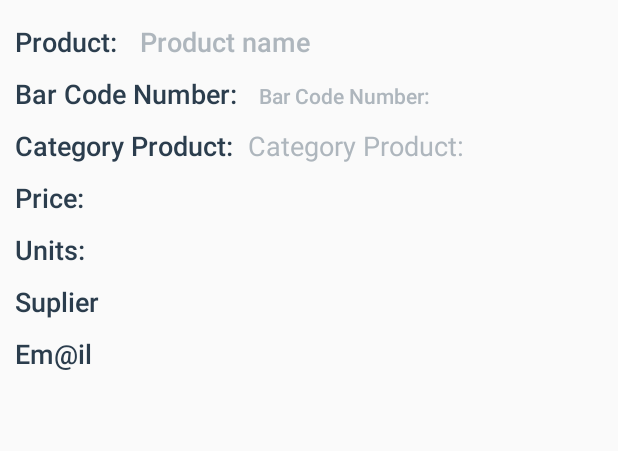
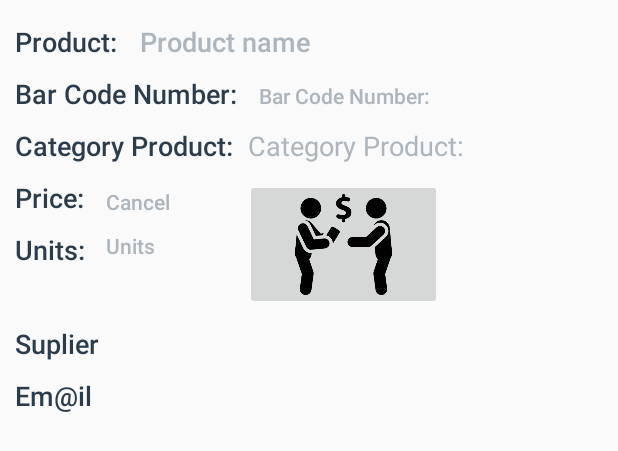
Before and after one commit to maxraf80/InventortyApp, an Android app: the layout list_item.xml on its own in the app's theme, with its tools: preview values and no code run, on a phone screen of 412 x 824 dp. Shown: the top 451 px of the screen. Run offline under Robolectric (Android 15) with nearby library versions, the phone set to English and light mode, and no system bars.

Commit message:
Tuesday 13:40

```diff
--- a/app/src/main/res/layout/list_item.xml
+++ b/app/src/main/res/layout/list_item.xml
@@ -1,11 +1,16 @@
 <?xml version="1.0" encoding="utf-8"?>
-<LinearLayout xmlns:android="http://schemas.android.com/apk/res/android"
+<LinearLayout
+    xmlns:android="http://schemas.android.com/apk/res/android"
     android:layout_width="match_parent"
     android:layout_height="match_parent"
     android:orientation="vertical"
     android:paddingLeft="10dp"
     android:paddingTop="15dp">
 
+    <LinearLayout
+        android:layout_width="match_parent"
+        android:layout_height="wrap_content"
+        android:orientation="vertical">
     <LinearLayout
         android:layout_width="match_parent"
         android:layout_height="wrap_content"
@@ -20,7 +25,7 @@
             android:textColor="#2B3D4D" />
 
         <TextView
-            android:id="@+id/name"
+            android:id="@+id/name_cursor"
             android:layout_width="wrap_content"
             android:layout_height="wrap_content"
             android:layout_marginLeft="15dp"
@@ -46,7 +51,7 @@
             android:textColor="#2B3D4D" />
 
         <TextView
-            android:id="@+id/reference"
+            android:id="@+id/reference_cursor"
             android:layout_width="wrap_content"
             android:layout_height="wrap_content"
             android:layout_marginLeft="10dp"
@@ -71,7 +76,7 @@
             android:textColor="#2B3D4D" />
 
         <TextView
-            android:id="@+id/category"
+            android:id="@+id/category_cursor"
             android:layout_width="wrap_content"
             android:layout_height="wrap_content"
             android:layout_marginLeft="10dp"
@@ -88,6 +93,11 @@
         android:layout_marginTop="10dp"
         android:orientation="horizontal">
 
+        <LinearLayout
+            android:layout_width="wrap_content"
+            android:layout_height="wrap_content"
+            android:orientation="vertical">
+
             <TextView
                 android:layout_width="wrap_content"
                 android:layout_height="wrap_content"
@@ -97,40 +107,57 @@
                 android:textColor="#2B3D4D" />
 
             <TextView
-            android:id="@+id/price"
+                android:layout_width="wrap_content"
+                android:layout_height="wrap_content"
+                android:fontFamily="sans-serif-medium"
+                android:text="@string/category_Units"
+                android:layout_marginTop="10dp"
+                android:textAppearance="?android:textAppearanceMedium"
+                android:textColor="#2B3D4D" />
+        </LinearLayout>
+
+        <LinearLayout
+            android:layout_width="wrap_content"
+            android:layout_height="match_parent"
+            android:layout_marginTop="5dp"
+            android:orientation="vertical">
+
+
+        <TextView
+            android:id="@+id/price_cursor"
             android:layout_width="wrap_content"
             android:layout_height="wrap_content"
             android:layout_marginLeft="10dp"
+            android:text="@string/cancel"
+            android:fontFamily="sans-serif-medium"
+            android:textAppearance="?android:textAppearanceSmall"
+            android:textColor="#AEB6BD" />
+
+        <TextView
+            android:id="@+id/units_cursor"
+            android:layout_width="wrap_content"
+            android:layout_height="wrap_content"
+            android:layout_marginLeft="10dp"
+            android:layout_marginTop="10dp"
+            android:text="@string/product_Units"
             android:fontFamily="sans-serif-medium"
             android:textAppearance="?android:textAppearanceSmall"
             android:textColor="#AEB6BD" />
 
         </LinearLayout>
 
+        <ImageButton
+            android:id="@+id/track_sale"
+            android:layout_width="131dp"
+            android:layout_marginLeft="50dp"
+            android:layout_height="87dp"
+            android:scaleType="centerInside"
+            android:src="@drawable/people_trading"
+            android:focusable="false"/>
 
-    <LinearLayout
-        android:layout_width="match_parent"
-        android:layout_height="wrap_content"
-        android:layout_marginTop="10dp"
-        android:orientation="horizontal">
+    </LinearLayout>
 
-        <TextView
-            android:layout_width="wrap_content"
-            android:layout_height="wrap_content"
-            android:fontFamily="sans-serif-medium"
-            android:text="@string/category_Units"
-            android:textAppearance="?android:textAppearanceMedium"
-            android:textColor="#2B3D4D" />
 
-        <TextView
-            android:id="@+id/units"
-            android:layout_width="wrap_content"
-            android:layout_height="wrap_content"
-            android:layout_marginLeft="10dp"
-            android:fontFamily="sans-serif-medium"
-            android:textAppearance="?android:textAppearanceSmall"
-            android:textColor="#AEB6BD" />
-    </LinearLayout>
 
     <LinearLayout
         android:layout_width="match_parent"
@@ -147,7 +174,7 @@
             android:textColor="#2B3D4D" />
 
         <TextView
-            android:id="@+id/suplier"
+            android:id="@+id/suplier_cursor"
             android:layout_width="wrap_content"
             android:layout_height="wrap_content"
             android:layout_marginLeft="10dp"
@@ -172,7 +199,7 @@
             android:textColor="#2B3D4D" />
 
         <TextView
-            android:id="@+id/email"
+            android:id="@+id/email_cursor"
             android:layout_width="wrap_content"
             android:layout_height="wrap_content"
             android:layout_marginLeft="10dp"
@@ -183,5 +210,5 @@
 
 
 
-
     </LinearLayout>
+</LinearLayout>
```
Also changed, not shown: app/src/main/java/udacity/com/inventortyapp/CatalogActivity.java (+33 -21 lines), app/src/main/java/udacity/com/inventortyapp/EditorActivity.java (+26 -62 lines), app/src/main/java/udacity/com/inventortyapp/ItemCursorAdapter.java (+80 -24 lines), app/src/main/java/udacity/com/inventortyapp/data/ItemContract.java (+15 -10 lines), app/src/main/java/udacity/com/inventortyapp/data/ItemDbHelper.java (+10 -7 lines), app/src/main/java/udacity/com/inventortyapp/data/ItemProvider.java (+102 -50 lines), app/src/main/res/layout/content_habit.xml (+11 -11 lines), app/src/main/res/menu/menu_editor.xml (+2 -6 lines), app/src/main/res/drawable-hdpi/garbage.png (added), app/src/main/res/drawable-hdpi/people_trading.png (added), app/src/main/res/drawable-mdpi/garbage.png (added), app/src/main/res/drawable-mdpi/people_trading.png (added), app/src/main/res/drawable-xhdpi/garbage.png (added), app/src/main/res/drawable-xhdpi/people_trading.png (added), 4 more files. Lines whose indentation alone changed are shown as unchanged.
